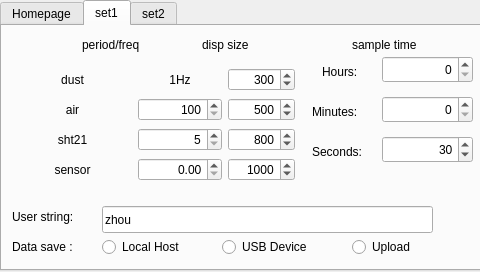
The window that mainwindow.ui (yu1019594136/enose_online) describes before a commit, drawn with Qt 5.
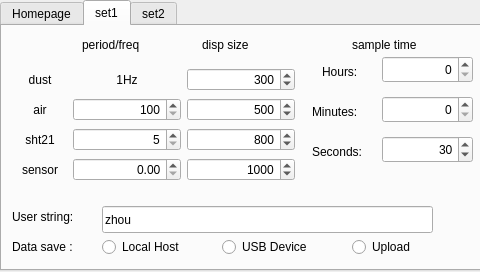
The same window after the commit.

Patch:
```diff
--- a/mainwindow.ui
+++ b/mainwindow.ui
@@ -159,7 +159,7 @@
         <height>141</height>
        </rect>
       </property>
-      <layout class="QGridLayout" name="gridLayout" columnstretch="1,0,0">
+      <layout class="QGridLayout" name="gridLayout" columnstretch="1,2,2">
        <item row="4" column="0">
         <widget class="QLabel" name="label_4">
          <property name="text">
@@ -296,9 +296,6 @@
          <property name="decimals">
           <number>2</number>
          </property>
-         <property name="maximum">
-          <double>999999.000000000000000</double>
-         </property>
          <property name="value">
           <double>0.000000000000000</double>
          </property>
```
Left out of the diff: 4 changed lines with no effect on the pictures.
